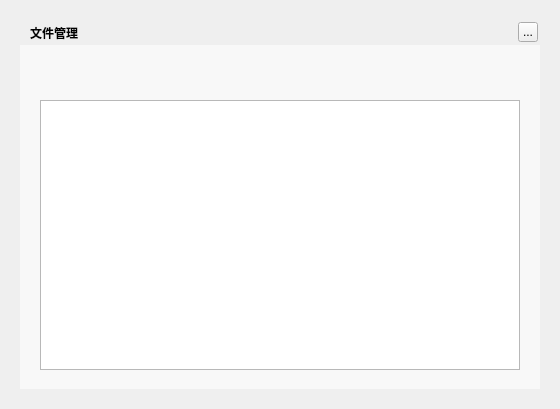
This is TTKCore/musicUi/musicToolswidget/musiccloudfilemanagerdialog.ui in Greedysky/TTKMusicPlayer as Qt 5 draws it before an edit. The edited form follows.
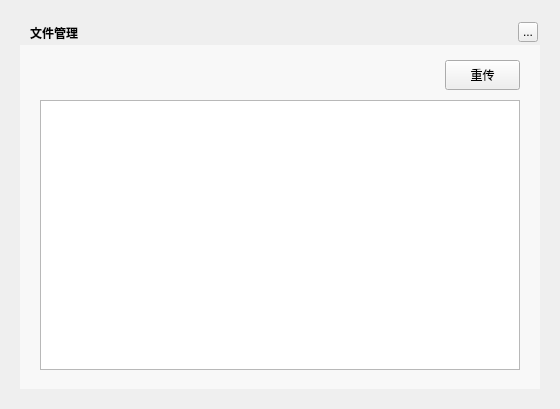
This is the edited form. Custom widgets are drawn as their Qt base class.

Commit message: add delete all files and reupload[354895]

```diff
--- a/TTKCore/musicUi/musicToolswidget/musiccloudfilemanagerdialog.ui
+++ b/TTKCore/musicUi/musicToolswidget/musiccloudfilemanagerdialog.ui
@@ -79,11 +79,25 @@
     </rect>
    </property>
   </widget>
+  <widget class="QPushButton" name="reuploadButton">
+   <property name="geometry">
+    <rect>
+     <x>445</x>
+     <y>60</y>
+     <width>75</width>
+     <height>30</height>
+    </rect>
+   </property>
+   <property name="text">
+    <string>重传</string>
+   </property>
+  </widget>
   <zorder>background</zorder>
   <zorder>backgroundMask</zorder>
   <zorder>topTitleName</zorder>
   <zorder>topTitleCloseButton</zorder>
   <zorder>uploadTableWidget</zorder>
+  <zorder>reuploadButton</zorder>
  </widget>
  <customwidgets>
   <customwidget>
```
The commit also changes 4 other files.
